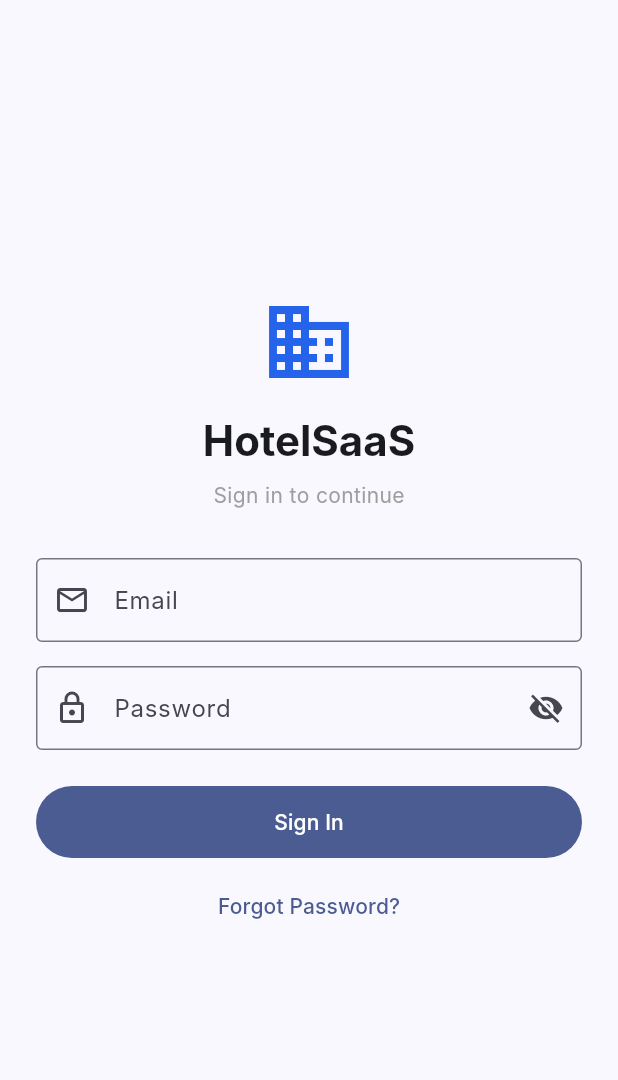
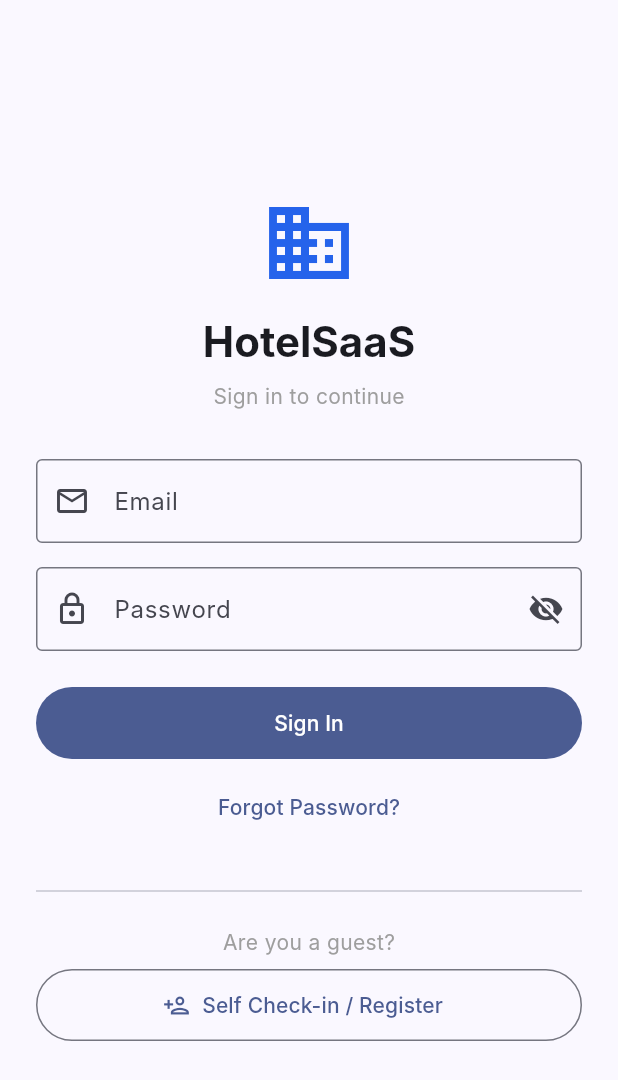
Before and after one commit to tador123/SAAS-APP, a Flutter app: the screen it shows after launch, on a phone screen of 412 x 824 dp. Shown: the top 1080 px of the screen. Run offline on Flutter 3.47's test engine with Material 3 defaults, Android fonts, the phone set to English and light mode, and no system bars; our stand-ins replace connectivity_plus, dio, flutter_riverpod, flutter_secure_storage, go_router, hive_flutter and 2 more; accounts and stored records are empty; Roboto replaces fonts that are missing (Inter).

Commit message:
feat: add guest self-registration button on login screen
Guests opening the mobile app only saw the login form with no way
to access the self-registration page. Added a 'Self Check-in / Register'
button below the login form that navigates to /guest-register.

```diff
--- a/mobile/lib/screens/login_screen.dart
+++ b/mobile/lib/screens/login_screen.dart
@@ -134,6 +134,24 @@ class _LoginScreenState extends ConsumerState<LoginScreen> {
                         onPressed: () => context.push('/forgot-password'),
                         child: const Text('Forgot Password?'),
                       ),
+                      const SizedBox(height: 24),
+                      const Divider(),
+                      const SizedBox(height: 16),
+                      Text(
+                        'Are you a guest?',
+                        style: Theme.of(context).textTheme.bodyMedium?.copyWith(
+                              color: Colors.grey,
+                            ),
+                      ),
+                      const SizedBox(height: 8),
+                      OutlinedButton.icon(
+                        onPressed: () => context.push('/guest-register'),
+                        icon: const Icon(Icons.person_add_outlined),
+                        label: const Text('Self Check-in / Register'),
+                        style: OutlinedButton.styleFrom(
+                          minimumSize: const Size(double.infinity, 48),
+                        ),
+                      ),
                     ],
                   ),
                 ),
```
